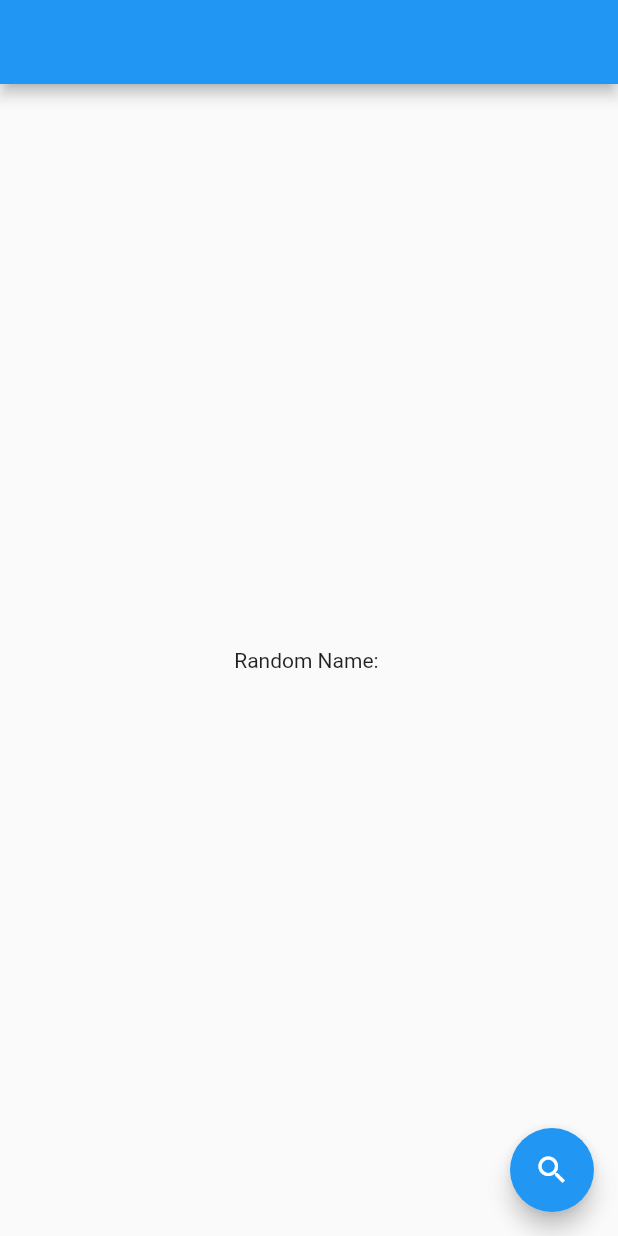
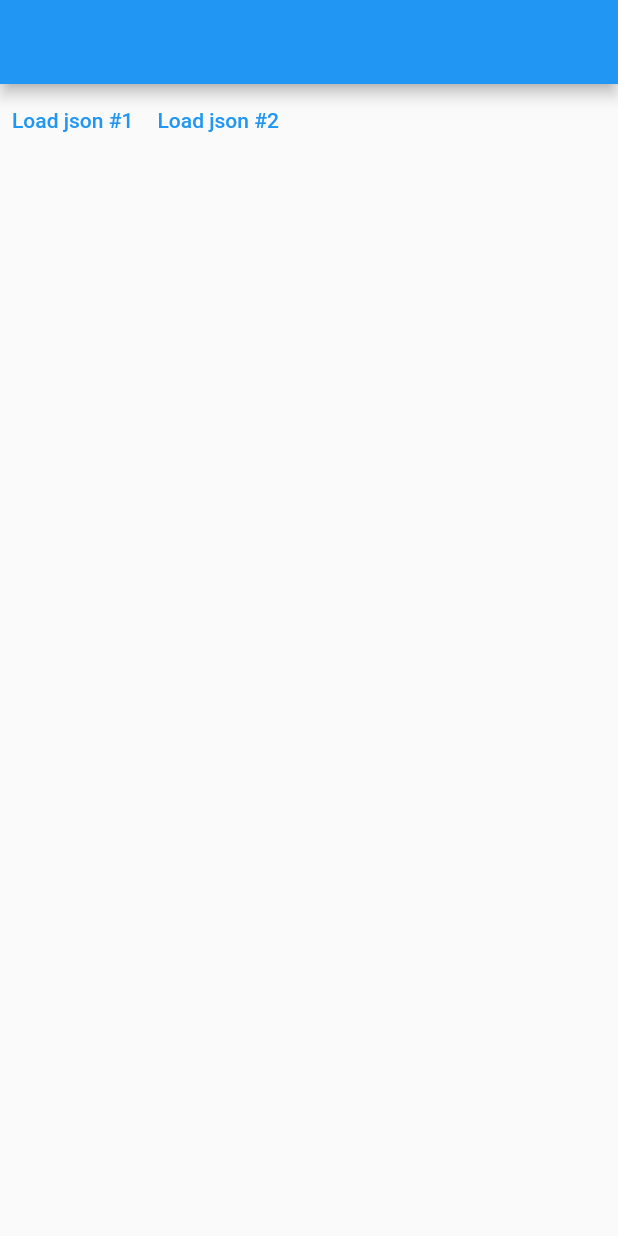
Before and after one commit to KuldeepRawat64/testing_bloc, a Flutter app: the screen it shows after launch, on a phone screen of 412 x 824 dp. Run offline on Flutter 3.47's test engine with Material 2 defaults, Android fonts, the phone set to English and light mode, and no system bars; our stand-ins replace bloc, flutter_bloc.

Commit message:
PersonBloc with json data

```diff
--- /dev/null
+++ b/lib/logic/bloc/person_event.dart
@@ -0,0 +1,13 @@
+part of 'person_bloc.dart';
+
+@immutable
+abstract class PersonEvent {
+  const PersonEvent();
+}
+
+@immutable
+class LoadPersonEvent extends PersonEvent {
+  final PersonUrl url;
+
+  const LoadPersonEvent({required this.url}) : super();
+}
--- /dev/null
+++ b/lib/logic/bloc/person_state.dart
@@ -0,0 +1,14 @@
+// ignore_for_file: public_member_api_docs, sort_constructors_first
+part of 'person_bloc.dart';
+
+class PersonFetched {
+  final Iterable<Person> persons;
+  final bool isRetrievedFromCache;
+
+  const PersonFetched(
+      {required this.persons, required this.isRetrievedFromCache});
+
+  @override
+  String toString() =>
+      'PersonFetched(persons: $persons, isRetrievedFromCache: $isRetrievedFromCache)';
+}
--- a/lib/main.dart
+++ b/lib/main.dart
@@ -2,6 +2,7 @@ import 'dart:developer';
 
 import 'package:flutter/material.dart';
 import 'package:flutter_bloc/flutter_bloc.dart';
+import 'package:testing_bloc_course/logic/bloc/person_bloc.dart';
 import 'dart:math' as math;
 
 import 'package:testing_bloc_course/logic/cubit/random_name_cubit.dart';
@@ -22,8 +23,11 @@ class MyApp extends StatelessWidget {
         primarySwatch: Colors.blue,
       ),
       home: BlocProvider(
-        create: (context) => RandomNameCubit(),
+        create: (_) => RandomNameCubit(),
+        child: BlocProvider(
+          create: (_) => PersonBloc(),
           child: const MyHomePage(),
+        ),
       ),
     );
   }
@@ -39,6 +43,26 @@ extension RandomElement<T> on Iterable<T> {
   T getRandomElement() => elementAt(math.Random().nextInt(length));
 }
 
+extension Subscript<T> on Iterable<T> {
+  T? operator [](int index) => length > index ? elementAt(index) : null;
+}
+
+enum PersonUrl {
+  persons1,
+  persons2,
+}
+
+extension UrlString on PersonUrl {
+  String get urlString {
+    switch (this) {
+      case PersonUrl.persons1:
+        return 'http://127.0.0.1:5500/api/persons1.json';
+      case PersonUrl.persons2:
+        return 'http://127.0.0.1:5500/api/persons2.json';
+    }
+  }
+}
+
 class MyHomePage extends StatefulWidget {
   const MyHomePage({super.key});
 
@@ -52,28 +76,51 @@ class _MyHomePageState extends State<MyHomePage> {
   Widget build(BuildContext context) {
     return Scaffold(
         appBar: AppBar(),
-      body: Center(
-          child: BlocConsumer<RandomNameCubit, RandomNameState>(
-        builder: (context, state) {
-          log(state.toString());
-          return Text('Random Name: ${state.name}');
+        body: Column(
+          children: [
+            Row(
+              children: [
+                TextButton(
+                    onPressed: () {
+                      context
+                          .read<PersonBloc>()
+                          .add(const LoadPersonEvent(url: PersonUrl.persons1));
                     },
-        buildWhen: (previous, current) => previous.name != current.name,
-        listener: (context, state) {
-          if (state.name.startsWith('F')) {
-            ScaffoldMessenger.of(context)
-                .showSnackBar(const SnackBar(content: Text('Congratulations')));
+                    child: const Text('Load json #1')),
+                TextButton(
+                    onPressed: () {
+                      context
+                          .read<PersonBloc>()
+                          .add(const LoadPersonEvent(url: PersonUrl.persons2));
+                    },
+                    child: const Text('Load json #2')),
+              ],
+            ),
+            BlocBuilder<PersonBloc, PersonFetched?>(
+              buildWhen: (previousResult, currentResult) {
+                return previousResult?.persons != currentResult?.persons;
+              },
+              builder: (context, personFetched) {
+                log('${personFetched?.toString()}');
+                final persons = personFetched?.persons;
+                if (persons == null) {
+                  return const SizedBox.shrink();
                 }
+                return Expanded(
+                  child: ListView.builder(
+                    itemCount: persons.length,
+                    itemBuilder: (BuildContext context, int index) {
+                      final person = persons[index]!;
+                      return ListTile(
+                        title: Text(person.name),
+                        subtitle: Text((person.age).toString()),
+                      );
                     },
-        listenWhen: (previous, current) => previous.name != current.name,
-      )),
-      floatingActionButton: FloatingActionButton(
-        onPressed: () {
-          context.read<RandomNameCubit>().pickRandomName();
-        },
-        tooltip: 'Random Name',
-        child: const Icon(Icons.search),
                   ),
                 );
+              },
+            )
+          ],
+        ));
   }
 }
--- /dev/null
+++ b/lib/model/person.dart
@@ -0,0 +1,20 @@
+// ignore_for_file: public_member_api_docs, sort_constructors_first
+import 'package:flutter/cupertino.dart';
+
+@immutable
+class Person {
+  final String name;
+  final int age;
+
+  const Person({
+    required this.name,
+    required this.age,
+  });
+
+  Person.fromJson(Map<String, dynamic> json)
+      : name = json['name'],
+        age = json['age'];
+
+  @override
+  String toString() => 'Person(name: $name, age: $age)';
+}
--- /dev/null
+++ b/lib/resources/repository.dart
@@ -0,0 +1,18 @@
+import 'dart:convert';
+import 'dart:io';
+
+import 'package:testing_bloc_course/model/person.dart';
+
+class Repository {
+  Future<Iterable<Person>> getPersons(String url) => HttpClient()
+      // getUrl returns a request
+      .getUrl(Uri.parse(url))
+      // when we close the request we get a response
+      .then((req) => req.close())
+      // we transform the response object to string
+      .then((res) => res.transform(utf8.decoder).join())
+      // we decode the string to dynamic list
+      .then((str) => json.decode(str) as List<dynamic>)
+      // we parse the list to Person from json
+      .then((list) => list.map((e) => Person.fromJson(e)));
+}
```
Also changed, not shown: api/persons1.json (added, +14 -0 lines), api/persons2.json (added, +14 -0 lines), lib/logic/bloc/person_bloc.dart (added, +38 -0 lines), pubspec.yaml (+2 -6 lines), pubspec.lock. Lines whose indentation alone changed are shown as unchanged.
